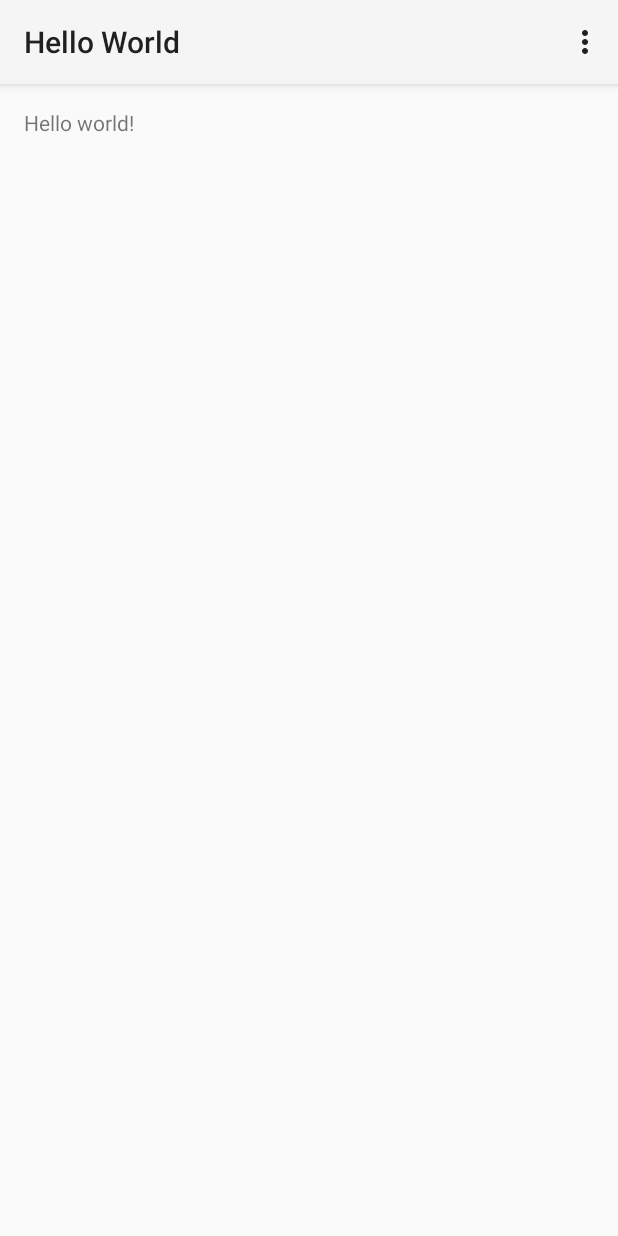
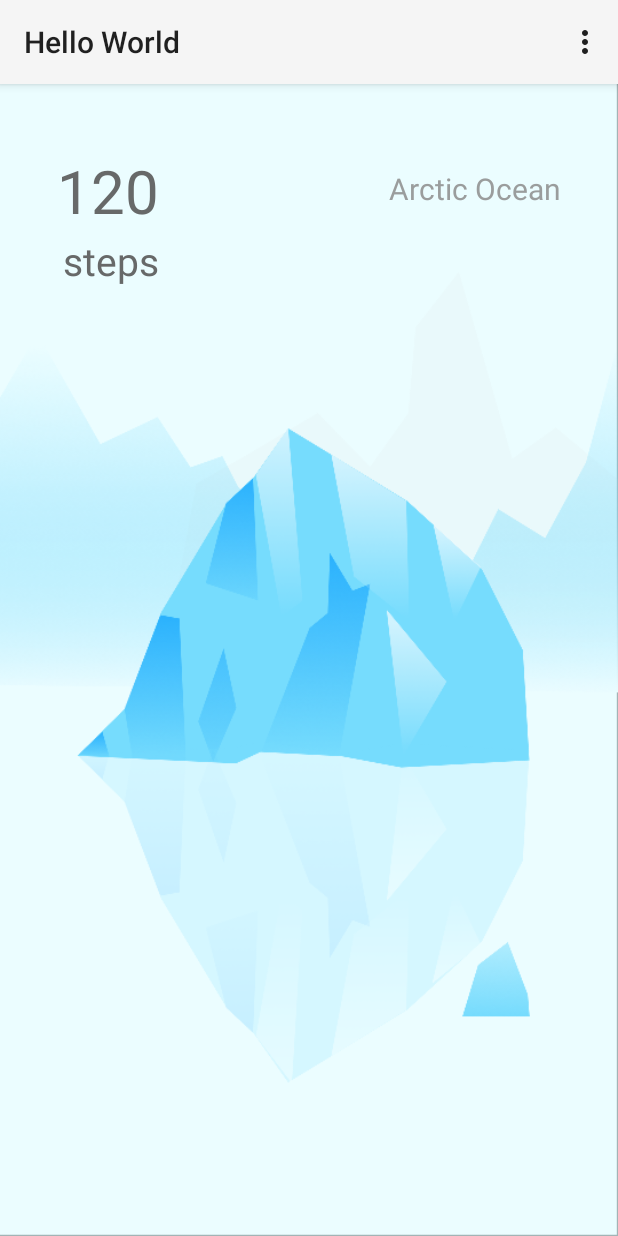
Before and after one commit to ysharry/15fall-hackcmu, an Android app: the screen it shows after launch (MainActivity), on a phone screen of 412 x 824 dp. Run offline under Robolectric (Android 15) with nearby library versions, the phone set to English and light mode, and no system bars; 2 statements that could not run were skipped.

Commit message:
Add home page
edit layout

```diff
--- a/HelloWorld/app/src/main/res/layout/activity_main.xml
+++ b/HelloWorld/app/src/main/res/layout/activity_main.xml
@@ -3,9 +3,39 @@
     android:layout_height="match_parent" android:paddingLeft="@dimen/activity_horizontal_margin"
     android:paddingRight="@dimen/activity_horizontal_margin"
     android:paddingTop="@dimen/activity_vertical_margin"
-    android:paddingBottom="@dimen/activity_vertical_margin" tools:context=".MainActivity">
+    android:paddingBottom="@dimen/activity_vertical_margin" tools:context=".MainActivity"
+    android:background="@drawable/ArcticOcean">
 
-    <TextView android:text="@string/hello_world" android:layout_width="wrap_content"
-        android:layout_height="wrap_content" />
+    <TextView
+        android:layout_width="wrap_content"
+        android:layout_height="wrap_content"
+        android:layout_marginLeft="22dp"
+        android:layout_marginTop="28dp"
+        android:textColor="#676969"
+        android:typeface="sans"
+        android:text="120"
+        android:textSize="40sp"
+        android:id="@+id/stepnumber"/>
+    <TextView
+        android:layout_width="wrap_content"
+        android:layout_height="wrap_content"
+        android:layout_marginLeft="26dp"
+        android:layout_below="@+id/stepnumber"
+        android:textColor="#676969"
+        android:layout_marginTop="2dp"
+        android:typeface="sans"
+        android:text="steps"
+        android:textSize="26sp"/>
+    <TextView
+        android:layout_alignParentRight="true"
+        android:layout_width="wrap_content"
+        android:layout_height="wrap_content"
+        android:layout_marginRight="22dp"
+        android:textColor="#9A9D9D"
+        android:layout_marginTop="40dp"
+        android:typeface="sans"
+        android:text="Arctic Ocean"
+        android:textSize="20sp"/>
+
 
 </RelativeLayout>
```
Also changed, not shown: HelloWorld/app/src/main/res/drawable-xxhdpi/ArcticOcean.png (added), 3 other files.
